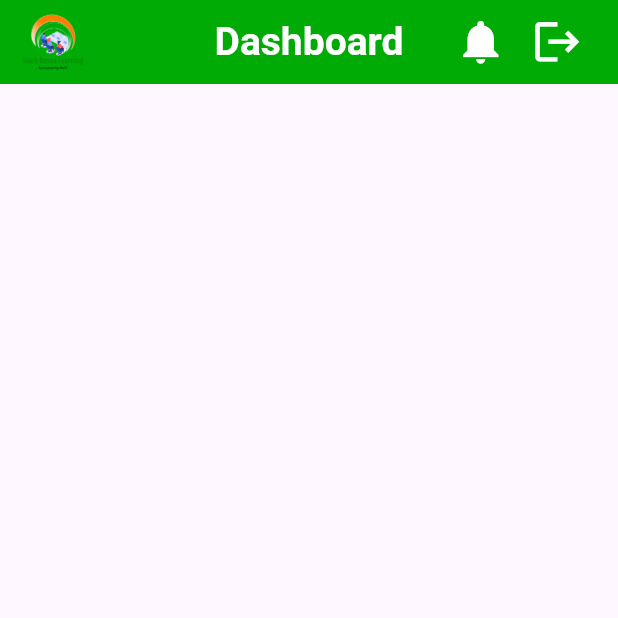
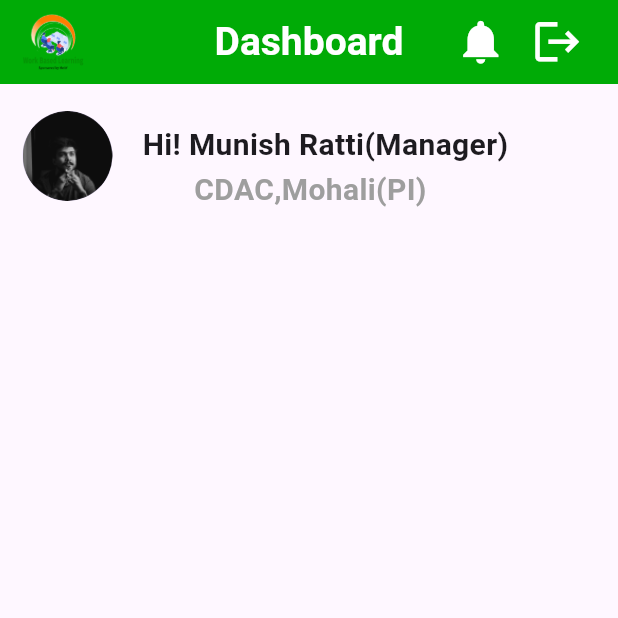
Before and after one commit to Rashmeet1-hub/WblMobile, a Flutter app: the screen it shows after launch, on a phone screen of 412 x 824 dp, the top half of it. Run offline on Flutter 3.47's test engine with Material 3 defaults, Android fonts, the phone set to English and light mode, and no system bars.

Commit message:
Added Text

```diff
--- a/lib/WBL Pages/Demo Testing Pages/admindashboard.dart
+++ b/lib/WBL Pages/Demo Testing Pages/admindashboard.dart
@@ -60,6 +60,47 @@ class admindashboard extends StatelessWidget {
           )
         ],
       ),
+      body: Column(
+        children: [
+          Container(
+            child: const Row(
+              children: [
+                Padding(
+                  padding: EdgeInsets.fromLTRB(15, 11, 0, 0),
+                  child: CircleAvatar(
+                    radius: 30,
+                    backgroundImage: AssetImage('assets/Ellipse 26.png'),
+                  ),
+                ),
+                Column(
+                  children: [
+                    Padding(
+                      padding: EdgeInsets.only(left: 20, top: 26),
+                      child: Text(
+                        'Hi! Munish Ratti(Manager)',
+                        style: TextStyle(
+                          fontSize: 20,
+                          fontWeight: FontWeight.bold,
+                        ),
+                      ),
+                    ),
+                    Padding(
+                      padding: EdgeInsets.only(top: 1),
+                      child: Text(
+                        'CDAC,Mohali(PI)',
+                        style: TextStyle(
+                            color: Colors.grey,
+                            fontSize: 20,
+                            fontWeight: FontWeight.bold),
+                      ),
+                    )
+                  ],
+                ),
+              ],
+            ),
+          )
+        ],
+      ),
     );
   }
 }
```
Also changed, not shown: assets/Ellipse 26.png (added).
